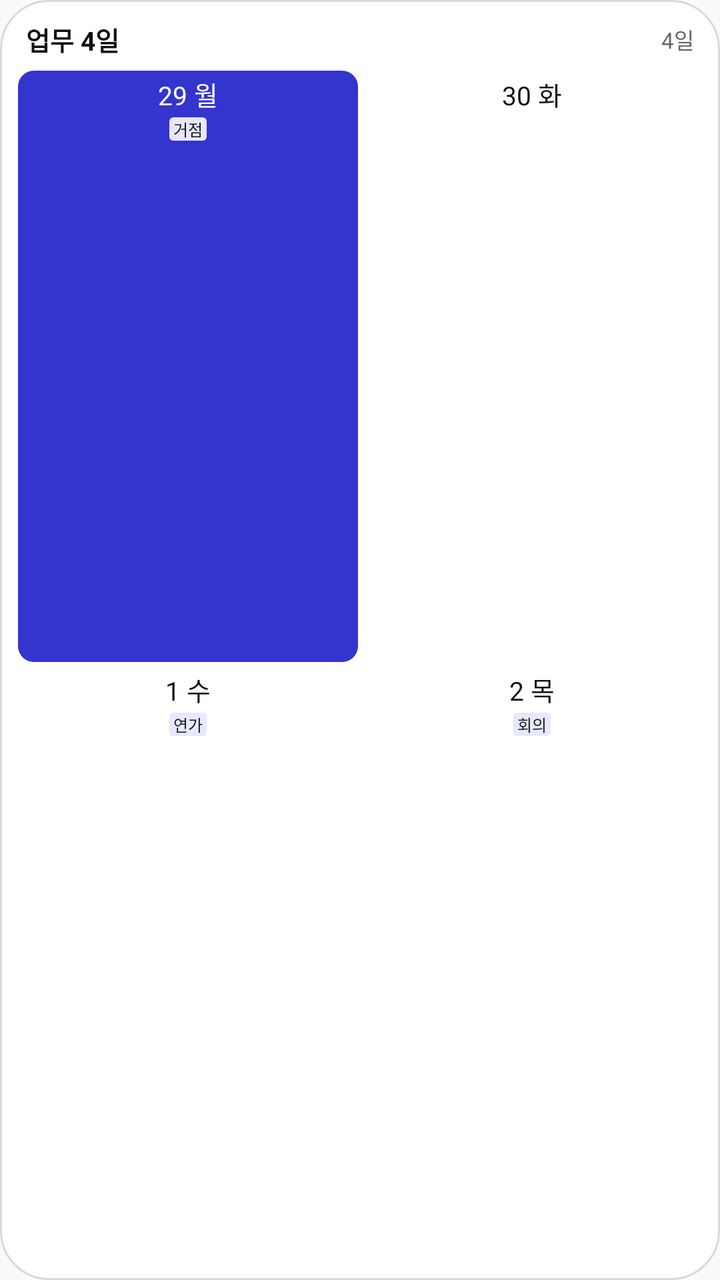
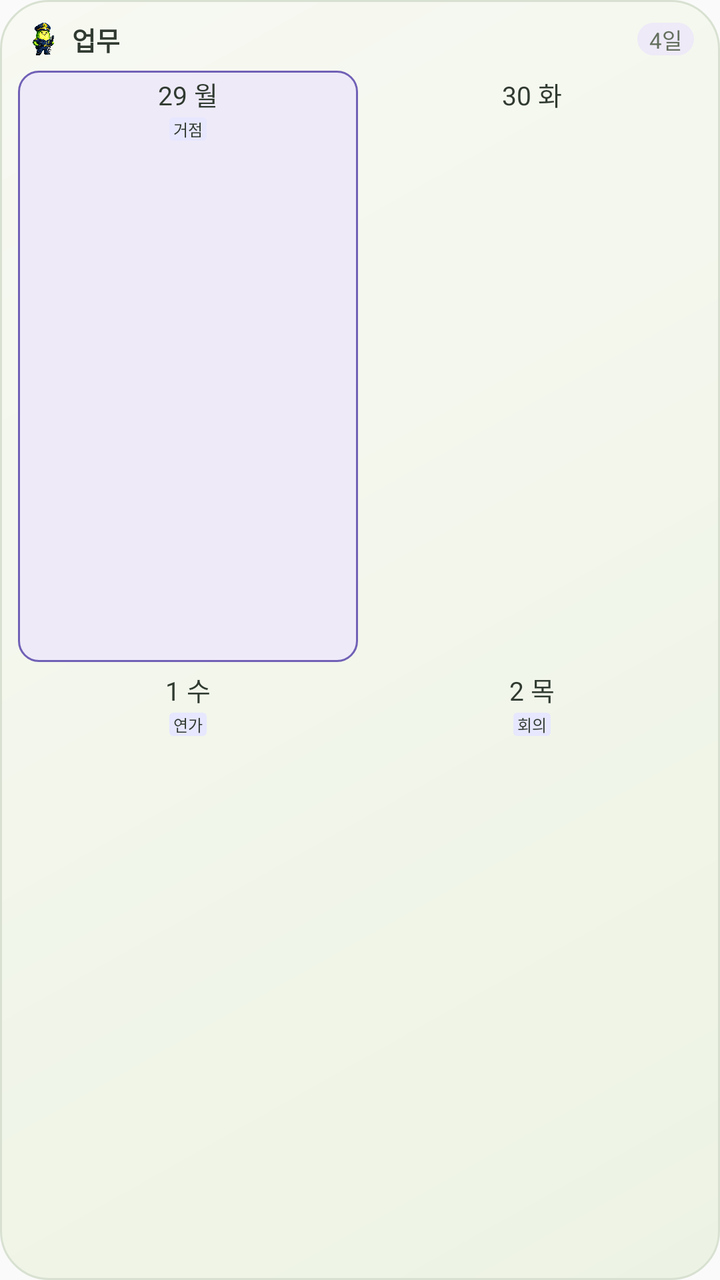

An Android layout rendered at two revisions. The XML below is the earlier revision; the diff shows what the commit changed to produce the second picture.
<!-- AndroidManifest.xml: application theme AppTheme -->
<!-- res/layout/widget_preview_work_four_days.xml -->
<?xml version="1.0" encoding="utf-8"?>
<LinearLayout xmlns:android="http://schemas.android.com/apk/res/android"
    android:layout_width="match_parent"
    android:layout_height="match_parent"
    android:background="@drawable/widget_background"
    android:orientation="vertical"
    android:paddingLeft="8dp"
    android:paddingTop="10dp"
    android:paddingRight="8dp"
    android:paddingBottom="10dp">

    <LinearLayout
        android:layout_width="match_parent"
        android:layout_height="wrap_content"
        android:gravity="center_vertical"
        android:orientation="horizontal"
        android:paddingLeft="5dp"
        android:paddingRight="5dp">

        <TextView
            style="@style/MallinoiWidgetPreviewTitle"
            android:text="업무 4일" />

        <TextView
            style="@style/MallinoiWidgetPreviewSubtitle"
            android:text="4일" />
    </LinearLayout>

    <LinearLayout
        android:layout_width="match_parent"
        android:layout_height="0dp"
        android:layout_marginTop="5dp"
        android:layout_weight="1"
        android:orientation="vertical">

    <LinearLayout
        style="@style/MallinoiWidgetPreviewRow">

        <LinearLayout
            style="@style/MallinoiWidgetPreviewDay"
            android:background="@drawable/widget_today_work_background">

            <TextView
                style="@style/MallinoiWidgetPreviewDateFourDay"
                android:text="29 월"
                android:textColor="#FFFFFF" />

            <TextView
                style="@style/MallinoiWidgetPreviewChip"
                android:background="@drawable/widget_preview_chip_work"
                android:text="거점" />
        </LinearLayout>

        <LinearLayout
            style="@style/MallinoiWidgetPreviewDay">

            <TextView
                style="@style/MallinoiWidgetPreviewDateFourDay"
                android:text="30 화" />
        </LinearLayout>
    </LinearLayout>

    <LinearLayout
        style="@style/MallinoiWidgetPreviewRow">

        <LinearLayout
            style="@style/MallinoiWidgetPreviewDay">

            <TextView
                style="@style/MallinoiWidgetPreviewDateFourDay"
                android:text="1 수" />

            <TextView
                style="@style/MallinoiWidgetPreviewChip"
                android:background="@drawable/widget_preview_chip_work"
                android:text="연가" />
        </LinearLayout>

        <LinearLayout
            style="@style/MallinoiWidgetPreviewDay">

            <TextView
                style="@style/MallinoiWidgetPreviewDateFourDay"
                android:text="2 목" />

            <TextView
                style="@style/MallinoiWidgetPreviewChip"
                android:background="@drawable/widget_preview_chip_work"
                android:text="회의" />
        </LinearLayout>
    </LinearLayout>
    </LinearLayout>
</LinearLayout>
<!-- resources referenced by this layout -->
<resources>
  <!-- drawable widget_background (drawable) -->
  <?xml version="1.0" encoding="utf-8"?>
  <shape xmlns:android="http://schemas.android.com/apk/res/android">
      <solid android:color="#ffffff" />
      <stroke android:width="1dp" android:color="#d9d9d9" />
      <corners android:radius="24dp" />
  </shape>
  <!-- drawable widget_preview_chip_work (drawable) -->
  <?xml version="1.0" encoding="utf-8"?>
  <shape xmlns:android="http://schemas.android.com/apk/res/android">
      <solid android:color="#E7E7FF" />
      <corners android:radius="2dp" />
  </shape>
  <!-- drawable widget_today_work_background (drawable) -->
  <?xml version="1.0" encoding="utf-8"?>
  <shape xmlns:android="http://schemas.android.com/apk/res/android">
      <solid android:color="#3434ce" />
      <corners android:radius="8dp" />
  </shape>
  <style name="MallinoiWidgetPreviewChip">
          <item name="android:layout_width">wrap_content</item>
          <item name="android:layout_height">wrap_content</item>
          <item name="android:layout_marginTop">2dp</item>
          <item name="android:ellipsize">end</item>
          <item name="android:gravity">center</item>
          <item name="android:maxLines">1</item>
          <item name="android:paddingLeft">2dp</item>
          <item name="android:paddingRight">2dp</item>
          <item name="android:singleLine">true</item>
          <item name="android:textColor">#111111</item>
          <item name="android:textSize">8sp</item>
      </style>
  <style name="MallinoiWidgetPreviewDateFourDay">
          <item name="android:layout_width">match_parent</item>
          <item name="android:layout_height">wrap_content</item>
          <item name="android:gravity">center</item>
          <item name="android:includeFontPadding">true</item>
          <item name="android:textColor">#111111</item>
          <item name="android:textSize">13sp</item>
      </style>
  <style name="MallinoiWidgetPreviewSubtitle">
          <item name="android:layout_width">wrap_content</item>
          <item name="android:layout_height">wrap_content</item>
          <item name="android:textColor">#666666</item>
          <item name="android:textSize">11sp</item>
      </style>
  <style name="MallinoiWidgetPreviewTitle">
          <item name="android:layout_width">0dp</item>
          <item name="android:layout_height">wrap_content</item>
          <item name="android:layout_weight">1</item>
          <item name="android:ellipsize">end</item>
          <item name="android:singleLine">true</item>
          <item name="android:textColor">#111111</item>
          <item name="android:textSize">13sp</item>
          <item name="android:textStyle">bold</item>
      </style>
  <style name="AppTheme" parent="Theme.AppCompat.Light.DarkActionBar">
          
          <item name="colorPrimary">@color/colorPrimary</item>
          <item name="colorPrimaryDark">@color/colorPrimaryDark</item>
          <item name="colorAccent">@color/colorAccent</item>
      </style>
  <!-- drawable widget_day_background (drawable) -->
  <?xml version="1.0" encoding="utf-8"?>
  <shape xmlns:android="http://schemas.android.com/apk/res/android">
      <solid android:color="#ffffff" />
      <corners android:radius="8dp" />
  </shape>
  <color tools:ignore="UnusedResources" name="colorPrimary">#3F51B5</color>
  <color tools:ignore="UnusedResources" name="colorPrimaryDark">#303F9F</color>
  <color tools:ignore="UnusedResources" name="colorAccent">#FF4081</color>
  <!-- unchanged entries left out for length: 2 -->
</resources>

<!-- the commit's change to res/layout/widget_preview_work_four_days.xml (unified diff, before → after) -->
@@ -17,12 +17,23 @@
         android:paddingLeft="5dp"
         android:paddingRight="5dp">
 
+        <ImageView
+            android:layout_width="18dp"
+            android:layout_height="18dp"
+            android:layout_marginEnd="5dp"
+            android:importantForAccessibility="no"
+            android:scaleType="fitCenter"
+            android:src="@drawable/widget_mascot_work" />
+
         <TextView
             style="@style/MallinoiWidgetPreviewTitle"
-            android:text="업무 4일" />
+            android:text="업무" />
 
         <TextView
             style="@style/MallinoiWidgetPreviewSubtitle"
+            android:background="@drawable/widget_label_work"
+            android:paddingLeft="6dp"
+            android:paddingRight="6dp"
             android:text="4일" />
     </LinearLayout>
 
@@ -43,7 +54,7 @@
             <TextView
                 style="@style/MallinoiWidgetPreviewDateFourDay"
                 android:text="29 월"
-                android:textColor="#FFFFFF" />
+                android:textColor="#303a30" />
 
             <TextView
                 style="@style/MallinoiWidgetPreviewChip"
<!-- resource entries referenced after the edit -->
@@ -3,10 +3,17 @@
   <!-- drawable widget_background (drawable) -->
   <?xml version="1.0" encoding="utf-8"?>
   <shape xmlns:android="http://schemas.android.com/apk/res/android">
-      <solid android:color="#ffffff" />
-      <stroke android:width="1dp" android:color="#d9d9d9" />
+      <gradient android:startColor="#f7f9f2" android:endColor="#edf3e4" android:angle="315" />
+      <stroke android:width="1dp" android:color="#d8e1d1" />
       <corners android:radius="24dp" />
   </shape>
+  <!-- drawable widget_label_work (drawable) -->
+  <?xml version="1.0" encoding="utf-8"?>
+  <shape xmlns:android="http://schemas.android.com/apk/res/android">
+      <solid android:color="#eeeaf8" />
+      <corners android:radius="12dp" />
+  </shape>
+  <!-- drawable widget_mascot_work: png bitmap (drawable-nodpi, 567422 bytes) -->
   <!-- drawable widget_preview_chip_work (drawable) -->
   <?xml version="1.0" encoding="utf-8"?>
   <shape xmlns:android="http://schemas.android.com/apk/res/android">
@@ -16,8 +23,9 @@
   <!-- drawable widget_today_work_background (drawable) -->
   <?xml version="1.0" encoding="utf-8"?>
   <shape xmlns:android="http://schemas.android.com/apk/res/android">
-      <solid android:color="#3434ce" />
-      <corners android:radius="8dp" />
+      <solid android:color="#eeeaf8" />
+      <stroke android:width="1dp" android:color="#7160b6" />
+      <corners android:radius="10dp" />
   </shape>
   <style name="MallinoiWidgetPreviewChip">
           <item name="android:layout_width">wrap_content</item>
@@ -29,7 +37,7 @@
           <item name="android:paddingLeft">2dp</item>
           <item name="android:paddingRight">2dp</item>
           <item name="android:singleLine">true</item>
-          <item name="android:textColor">#111111</item>
+          <item name="android:textColor">#303a30</item>
           <item name="android:textSize">8sp</item>
       </style>
   <style name="MallinoiWidgetPreviewDateFourDay">
@@ -37,13 +45,13 @@
           <item name="android:layout_height">wrap_content</item>
           <item name="android:gravity">center</item>
           <item name="android:includeFontPadding">true</item>
-          <item name="android:textColor">#111111</item>
+          <item name="android:textColor">#303a30</item>
           <item name="android:textSize">13sp</item>
       </style>
   <style name="MallinoiWidgetPreviewSubtitle">
           <item name="android:layout_width">wrap_content</item>
           <item name="android:layout_height">wrap_content</item>
-          <item name="android:textColor">#666666</item>
+          <item name="android:textColor">#65705f</item>
           <item name="android:textSize">11sp</item>
       </style>
   <style name="MallinoiWidgetPreviewTitle">
@@ -52,7 +60,7 @@
           <item name="android:layout_weight">1</item>
           <item name="android:ellipsize">end</item>
           <item name="android:singleLine">true</item>
-          <item name="android:textColor">#111111</item>
+          <item name="android:textColor">#303a30</item>
           <item name="android:textSize">13sp</item>
           <item name="android:textStyle">bold</item>
       </style>
@@ -65,8 +73,8 @@
   <!-- drawable widget_day_background (drawable) -->
   <?xml version="1.0" encoding="utf-8"?>
   <shape xmlns:android="http://schemas.android.com/apk/res/android">
-      <solid android:color="#ffffff" />
-      <corners android:radius="8dp" />
+      <solid android:color="@android:color/transparent" />
+      <corners android:radius="10dp" />
   </shape>
   <color tools:ignore="UnusedResources" name="colorPrimary">#3F51B5</color>
   <color tools:ignore="UnusedResources" name="colorPrimaryDark">#303F9F</color>
